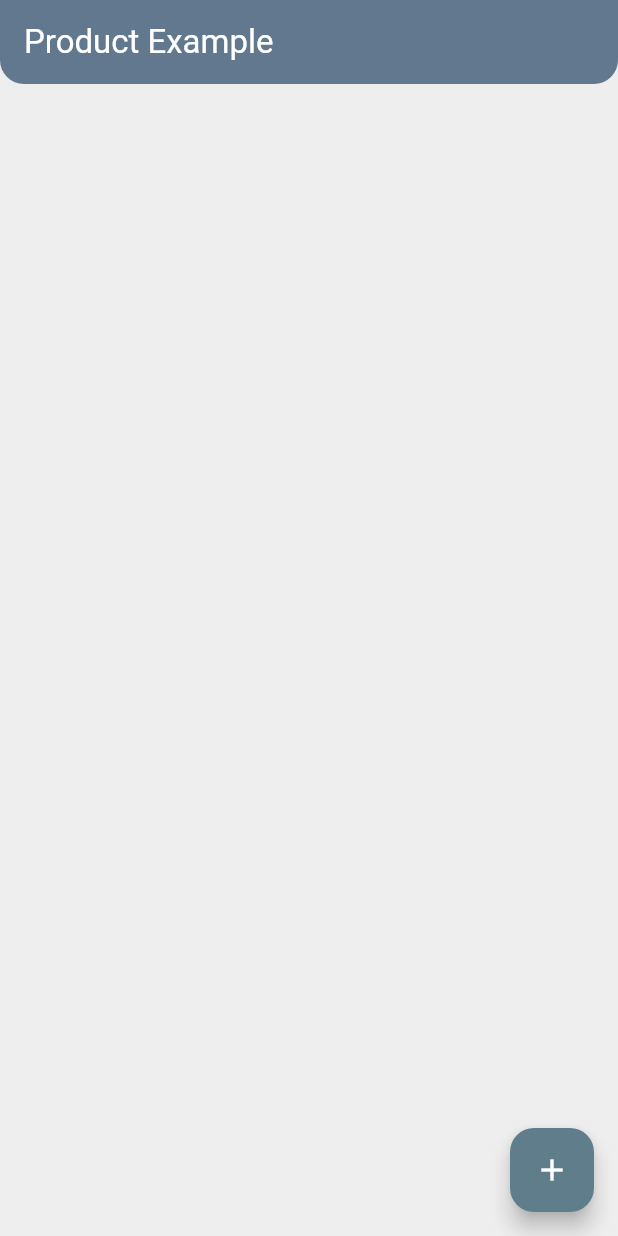
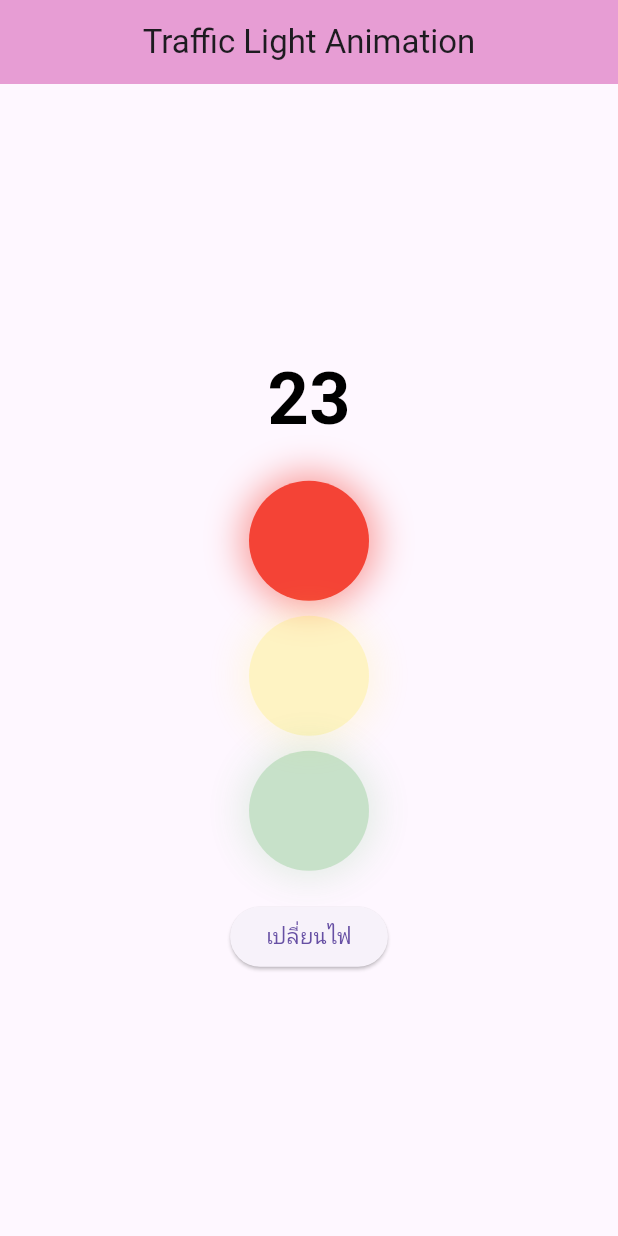
Before and after one commit to treeruchpps/mobile_app, a Flutter app: the screen it shows after launch, on a phone screen of 412 x 824 dp. Run offline on Flutter 3.47's test engine with Material 3 defaults, Android fonts, the phone set to English and light mode, and no system bars.

Commit message:
homework 4

```diff
--- a/lib/main.dart
+++ b/lib/main.dart
@@ -1,5 +1,6 @@
 import 'package:flutter/material.dart';
-import 'package:mobile_app/product/product_list.dart';
+// import 'package:mobile_app/product/product_list.dart';
+import 'package:mobile_app/trafficlight/traffic.dart';
 
 void main() {
   runApp(const MyApp());
@@ -12,7 +13,7 @@ class MyApp extends StatelessWidget {
   Widget build(BuildContext context) {
     return MaterialApp(
       debugShowCheckedModeBanner: false,
-      home: const ProductLists(),
+      home: TrafficLightScreen(),
     );
   }
 }
--- /dev/null
+++ b/lib/trafficlight/traffic.dart
@@ -0,0 +1,122 @@
+import 'dart:async';
+import 'package:flutter/material.dart';
+
+class TrafficLightScreen extends StatefulWidget {
+  @override
+  _TrafficLightScreenState createState() => _TrafficLightScreenState();
+}
+
+class _TrafficLightScreenState extends State<TrafficLightScreen> {
+  int _currentLight = 0; // 0 = Red, 1 = Yellow, 2 = Green
+  int _countdown = 0; // Countdown timer in seconds
+  Timer? _timer; // ใช้ Timer? เพื่อป้องกันปัญหา null
+
+  void _changeLight() {
+    _timer?.cancel(); // ยกเลิก Timer ก่อนเปลี่ยนไฟ
+    setState(() {
+      _currentLight = (_currentLight + 1) % 3;
+      _startCountdown();
+    });
+  }
+
+  void _startCountdown() {
+    // กำหนดค่าของ _countdown ตามไฟจราจรปัจจุบัน
+    if (_currentLight == 0) {
+      _countdown = 30; // ไฟแดง 30 วินาที
+    } else if (_currentLight == 1) {
+      _countdown = 3; // ไฟเหลือง 3 วินาที
+    } else {
+      _countdown = 15; // ไฟเขียว 15 วินาที
+    }
+
+    // เริ่ม Timer ใหม่
+    _timer = Timer.periodic(Duration(seconds: 1), (timer) {
+      if (_countdown > 0) {
+        setState(() {
+          _countdown--;
+        });
+      } else {
+        timer.cancel(); // หยุด Timer เมื่อถึง 0
+        _changeLight(); // เปลี่ยนไฟจราจร
+      }
+    });
+  }
+
+  double _getOpacity(int lightIndex) {
+    return _currentLight == lightIndex ? 1.0 : 0.3;
+  }
+
+  @override
+  void initState() {
+    super.initState();
+    _startCountdown(); // เริ่มไฟจราจรอัตโนมัติ
+  }
+
+  @override
+  Widget build(BuildContext context) {
+    return Scaffold(
+      appBar: AppBar(
+        title: Center(child: Text('Traffic Light Animation')),
+        backgroundColor: Color.fromARGB(255, 231, 157, 212),
+      ),
+      body: Center(
+        child: Column(
+          mainAxisAlignment: MainAxisAlignment.center,
+          children: [
+            Text(
+              '$_countdown', // แสดงตัวเลขนับถอยหลัง
+              style: TextStyle(
+                  fontSize: 48,
+                  fontWeight: FontWeight.bold,
+                  color: Colors.black),
+            ),
+            SizedBox(height: 20),
+            AnimatedOpacity(
+              duration: Duration(seconds: 1),
+              opacity: _getOpacity(0),
+              child: _buildLight(Colors.red),
+            ),
+            SizedBox(height: 10),
+            AnimatedOpacity(
+              duration: Duration(seconds: 1),
+              opacity: _getOpacity(1),
+              child: _buildLight(Colors.yellow),
+            ),
+            SizedBox(height: 10),
+            AnimatedOpacity(
+              duration: Duration(seconds: 1),
+              opacity: _getOpacity(2),
+              child: _buildLight(Colors.green),
+            ),
+            SizedBox(height: 20),
+            ElevatedButton(
+              onPressed: _changeLight,
+              child: Text('เปลี่ยนไฟ'),
+            ),
+          ],
+        ),
+      ),
+    );
+  }
+
+  Widget _buildLight(Color color) {
+    return Container(
+      width: 80,
+      height: 80,
+      decoration: BoxDecoration(
+        color: color,
+        shape: BoxShape.circle,
+        boxShadow: [
+          BoxShadow(
+              color: color.withOpacity(0.5), blurRadius: 20, spreadRadius: 5),
+        ],
+      ),
+    );
+  }
+
+  @override
+  void dispose() {
+    _timer?.cancel(); // ตรวจสอบก่อนยกเลิก Timer
+    super.dispose();
+  }
+}
```
